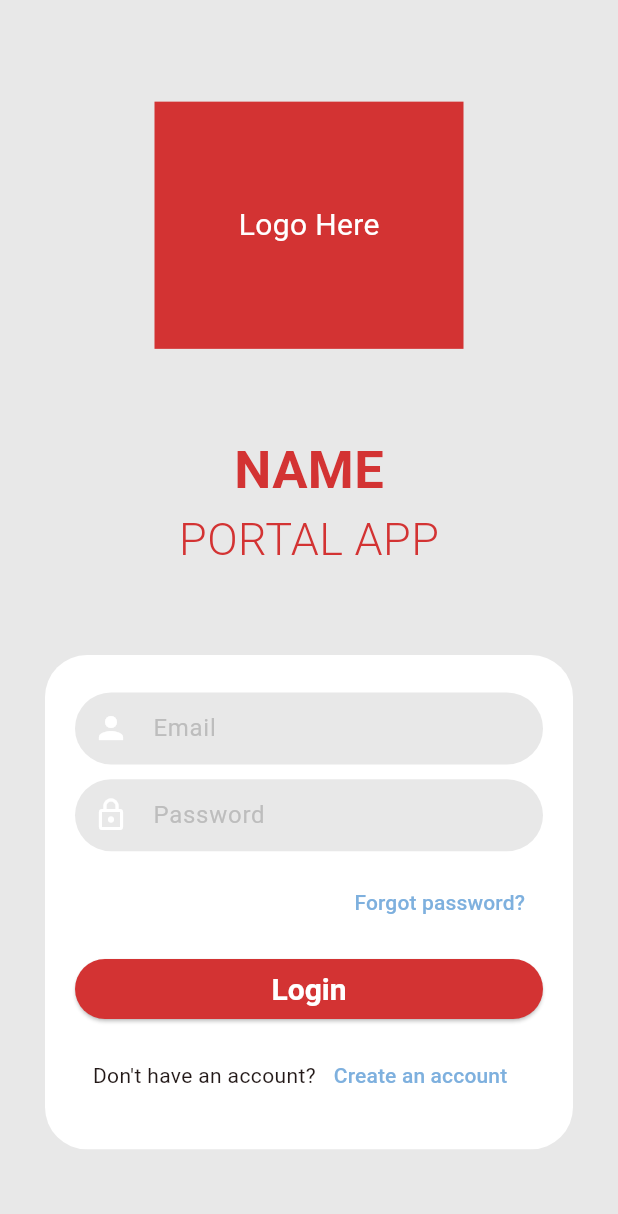
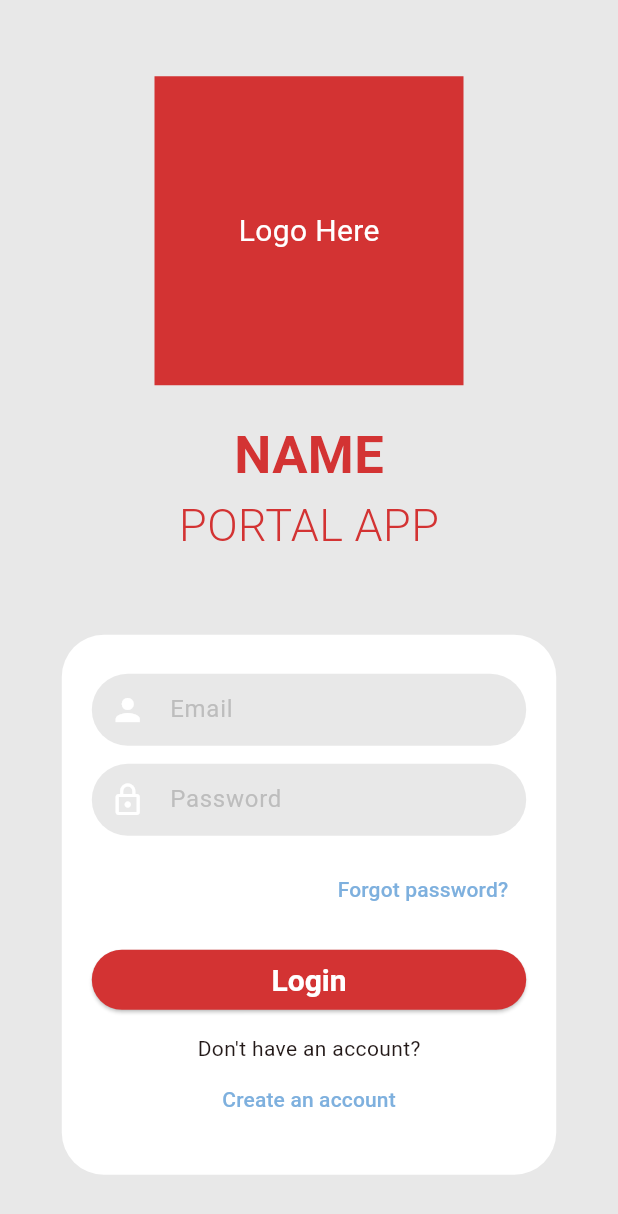
Before and after one commit to Bipoeman/Softdev-2-Group-1-Frontend, a Flutter app: the screen it shows after launch, on a phone screen of 412 x 824 dp. Shown: the top 1214 px of the screen. Run offline on Flutter 3.47's test engine with Material 3 defaults, Android fonts, the phone set to English and light mode, and no system bars.

Commit message:
Login page reponsive implementation

```diff
--- a/lib/User/login.dart
+++ b/lib/User/login.dart
@@ -1,4 +1,5 @@
 import "package:flutter/material.dart";
+import "dart:math";
 
 const Color backgroundColor = Color(0xffe8e8e8);
 const Color mainColor = Color(0xffd33333);
@@ -28,8 +29,8 @@ class _LoginPageState extends State<LoginPage> {
                     Container(
                       alignment: Alignment.center,
                       margin: const EdgeInsets.fromLTRB(0, 40, 0, 0),
-                      height: size.height * 0.2,
-                      width: size.width * 0.5,
+                      height: [size.width * 0.5, size.height * 0.3].reduce(min),
+                      width: [size.width * 0.5, size.height * 0.3].reduce(min),
                       decoration: const BoxDecoration(
                         color: mainColor,
                       ),
@@ -63,9 +64,9 @@ class _LoginPageState extends State<LoginPage> {
                     ),
                     Container(
                       padding: const EdgeInsets.all(20),
-                      margin: const EdgeInsets.fromLTRB(30, 0, 30, 30),
-                      width: double.infinity,
-                      height: size.height * 0.4,
+                      margin: const EdgeInsets.fromLTRB(30, 30, 30, 30),
+                      width: [512.0, size.width * 0.8].reduce(min),
+                      height: 360,
                       decoration: BoxDecoration(
                         borderRadius: BorderRadius.circular(28),
                         color: Colors.white,
@@ -134,7 +135,7 @@ class _LoginPageState extends State<LoginPage> {
                               onPressed: () {},
                             ),
                           ),
-                          Row(
+                          Column(
                             mainAxisAlignment: MainAxisAlignment.center,
                             children: [
                               const Text("Don't have an account?"),
```
Also changed, not shown: 1 other file.
